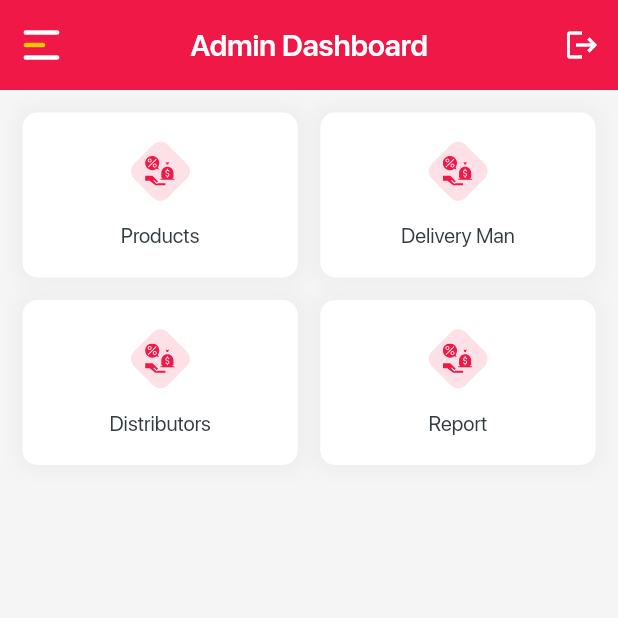
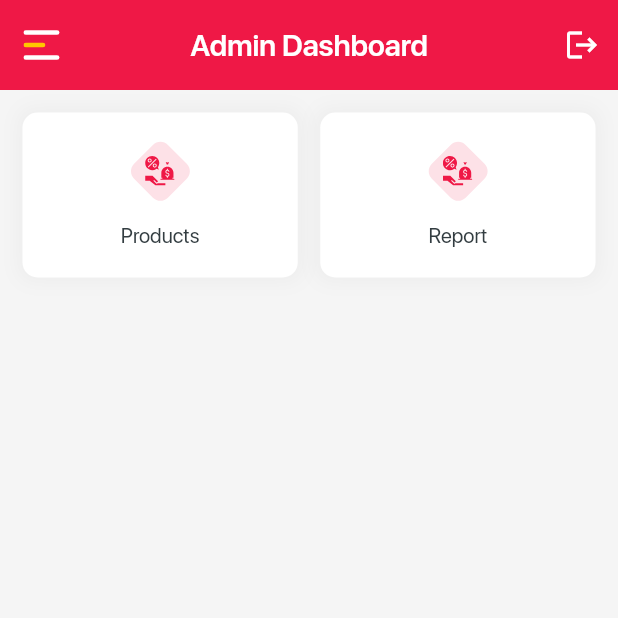
Before and after one commit to duetianmehedishuvo/product_buy_sell_using_blockchain_firebase, a Flutter app: the AdminDashboardScreen screen opened directly, on a phone screen of 412 x 824 dp, the top half of it. Run offline on Flutter 3.47's test engine with Material 2 defaults, Android fonts, the phone set to English and light mode, and no system bars; our stand-ins replace cloud_firestore, firebase_core, flutter_svg, get_it, image_gallery_saver, permission_handler and 3 more; missing offline and left inert: encryptor, mobile_scanner, syncfusion_flutter_barcodes; accounts and stored records are empty; project files that could hold a hidden picture were left out.

Commit message:
distributors assign related issue solved

```diff
--- a/lib/screens/admin/admin_dashboard_screen/admin_dashboard_screen.dart
+++ b/lib/screens/admin/admin_dashboard_screen/admin_dashboard_screen.dart
@@ -1,7 +1,5 @@
 import 'package:flutter/material.dart';
 import 'package:flutter_svg/flutter_svg.dart';
-import 'package:product_buy_sell/screens/admin/delivery_man/deleveryman_screen.dart';
-import 'package:product_buy_sell/screens/admin/distributors/distributors_screen.dart';
 import 'package:product_buy_sell/screens/admin/product/product_screen.dart';
 import 'package:product_buy_sell/screens/admin/reports/reports_screen.dart';
 import 'package:product_buy_sell/screens/auth/login_screen.dart';
@@ -54,34 +52,18 @@ class AdminDashboardScreen extends StatelessWidget {
                 const SizedBox(width: 15),
                 Expanded(
                     child: InkWell(
-                  onTap: () {
-                    Helper.toScreen(context, const DeliveryManScreen());
-                  },
-                  child: menuWidget2(customRoundImage(ImagesModel.currencyIcons, 20), 'Delivery Man'),
-                )),
-              ],
-            ),
-          ),
-          const SizedBox(height: 15),
-          Container(
-            padding: const EdgeInsets.symmetric(horizontal: 15),
-            child: Row(
-              children: [
-                Expanded(
-                    child: InkWell(
-                  onTap: () {
-                    Helper.toScreen(context, const DistributorsScreen());
-                  },
-                  child: menuWidget2(customRoundImage(ImagesModel.currencyIcons, 20), 'Distributors'),
-                )),
-                const SizedBox(width: 15),
-                Expanded(
-                    child: InkWell(
-                  onTap: () {
-                    Helper.toScreen(context, const ReportScreen());
-                  },
-                  child: menuWidget2(customRoundImage(ImagesModel.currencyIcons, 20), 'Report'),
-                )),
+                      onTap: () {
+                        Helper.toScreen(context, const ReportScreen());
+                      },
+                      child: menuWidget2(customRoundImage(ImagesModel.currencyIcons, 20), 'Report'),
+                    )),
+                // Expanded(
+                //     child: InkWell(
+                //   onTap: () {
+                //     Helper.toScreen(context, const DeliveryManScreen());
+                //   },
+                //   child: menuWidget2(customRoundImage(ImagesModel.currencyIcons, 20), 'Delivery Man'),
+                // )),
               ],
             ),
           ),
@@ -92,21 +74,24 @@ class AdminDashboardScreen extends StatelessWidget {
           //     children: [
           //       Expanded(
           //           child: InkWell(
-          //               onTap: () {
-          //                 // Helper.toScreen(context, const SliderScreen());
-          //               },
-          //               child: menuWidget3('Slider'))),
+          //         onTap: () {
+          //           Helper.toScreen(context, const DistributorsScreen());
+          //         },
+          //         child: menuWidget2(customRoundImage(ImagesModel.currencyIcons, 20), 'Distributors'),
+          //       )),
           //       const SizedBox(width: 15),
           //       Expanded(
           //           child: InkWell(
-          //               onTap: () {
-          //                 // Helper.toScreen(context, const SliderRunningTextScreen());
-          //               },
-          //               child: menuWidget3('Running Text'))),
+          //         onTap: () {
+          //           Helper.toScreen(context, const ReportScreen());
+          //         },
+          //         child: menuWidget2(customRoundImage(ImagesModel.currencyIcons, 20), 'Report'),
+          //       )),
           //     ],
           //   ),
           // ),
-          const SizedBox(height: 25),
+          // const SizedBox(height: 15),
+          // const SizedBox(height: 25),
         ],
       ),
     );
--- a/lib/screens/govt/dashboard/govt_product_details_screen.dart
+++ b/lib/screens/govt/dashboard/govt_product_details_screen.dart
@@ -43,7 +43,6 @@ class _GovtProductDetailsScreenState extends State<GovtProductDetailsScreen> {
                         Navigator.of(context).pop();
                       }
                     });
-                    // dashboardProvider.captureScreenshot();
                   },
                 )
               : const SizedBox.shrink(),
```
Also changed, not shown: lib/screens/distributors/product/distributors_product_details_screen.dart (+1 -84 lines), lib/screens/govt/dashboard/govt_dashboard_screen.dart (+1 -7 lines).
